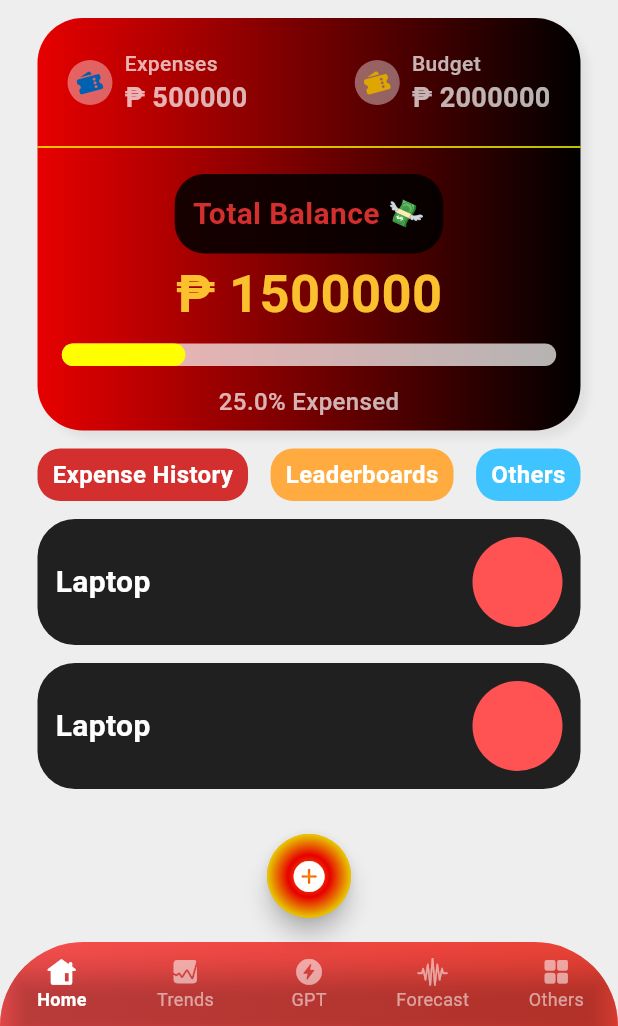
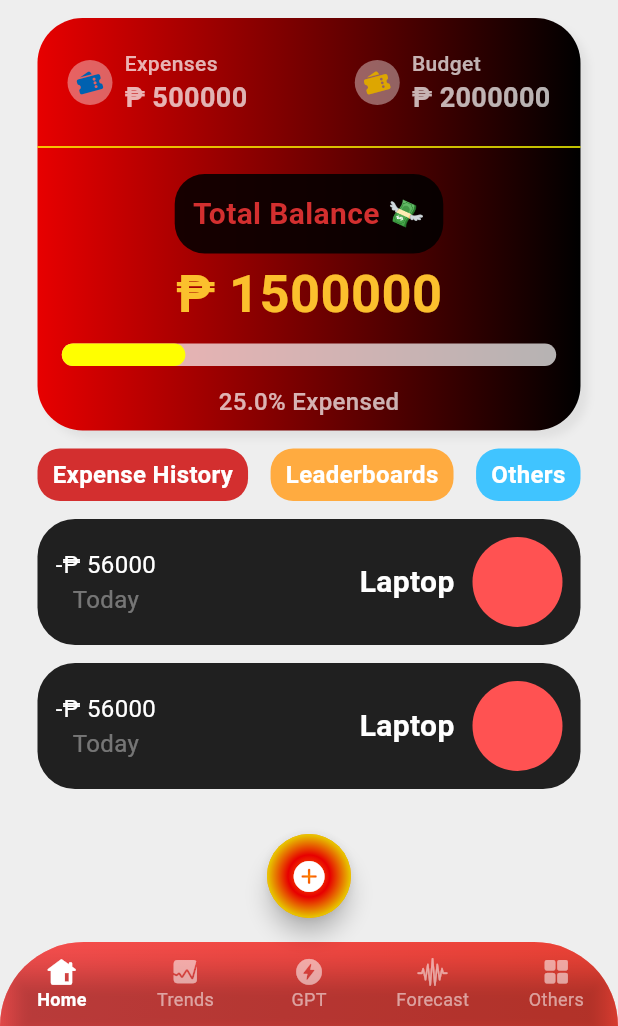
Before and after one commit to donyelqt/pera-pinoy, a Flutter app: the screen it shows after launch, on a phone screen of 412 x 824 dp, the part 210-1236 px from its top. Run offline on Flutter 3.47's test engine with Material 3 defaults, Android fonts, the phone set to English and light mode, and no system bars.

Commit message:
Refactor text and container layout in MainScreen

```diff
--- a/lib/screens/home/views/main_screen.dart
+++ b/lib/screens/home/views/main_screen.dart
@@ -340,6 +340,32 @@ class MainScreen extends StatelessWidget {
                           child: Row(
                             mainAxisAlignment: MainAxisAlignment.spaceBetween,
                             children: [
+                              Row(
+                                children: [
+                                  Column(
+                                    children: [
+                                      Text(
+                                        '-\₱ 56000',
+                                        style: TextStyle(
+                                          fontSize: 16,
+                                          color: Colors.white,
+                                          fontWeight: FontWeight.w400,
+                                        ),
+                                      ),
+                                      Text(
+                                        'Today',
+                                        style: TextStyle(
+                                          fontSize: 16,
+                                          color: Colors.white38,
+                                          fontWeight: FontWeight.w400,
+                                        ),
+                                      ),
+                                    ],
+                                  ),
+                                ],
+                              ),
+                              Row(
+                                children: [
                                   Text(
                                     'Laptop',
                                     style: TextStyle(
@@ -358,6 +384,8 @@ class MainScreen extends StatelessWidget {
                                   ),
                                 ],
                               ),
+                            ],
+                          ),
                         ),
                       ),
                     );
```
Lines whose indentation alone changed are shown as unchanged.
